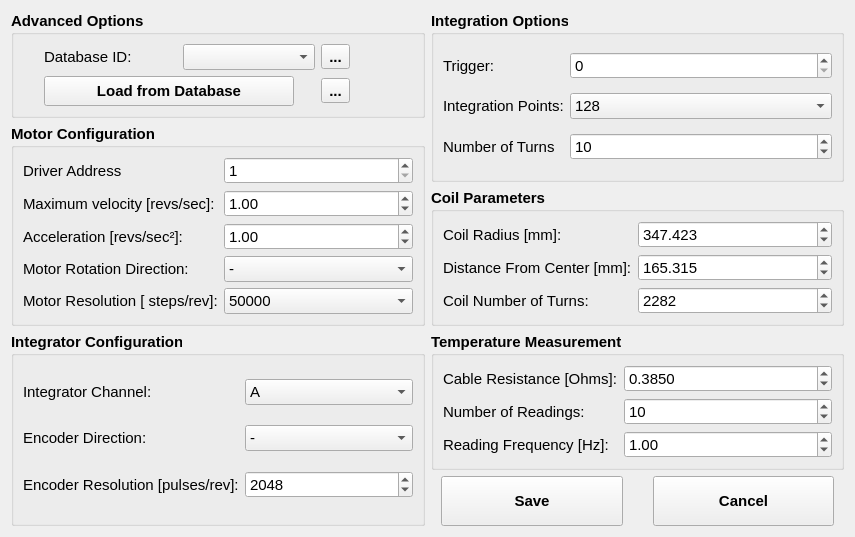
This is helmholtz/gui/ui/advancedoptionswidget.ui in lnls-ima/helmholtz-coil-control as Qt 5 draws it before an edit. The edited form follows.
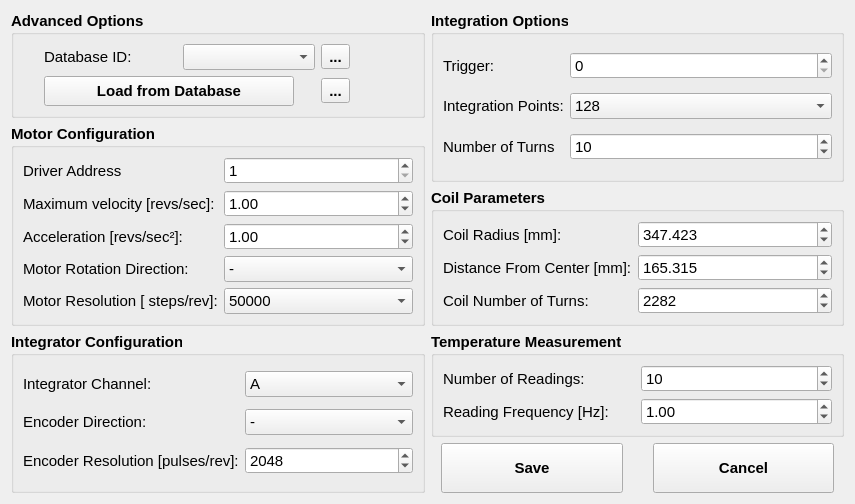
This is the edited form. Icons and pictures are not drawn.

Commit message: Adding comments in measurement widget and configure for pt100 temperature reading

The edit to the form file:
```diff
--- a/helmholtz/gui/ui/advancedoptionswidget.ui
+++ b/helmholtz/gui/ui/advancedoptionswidget.ui
@@ -736,45 +736,26 @@
       <string>Temperature Measurement</string>
      </property>
      <layout class="QGridLayout" name="gridLayout_3">
+      <item row="1" column="1">
+       <widget class="QDoubleSpinBox" name="sbd_temperature_reading_frequency">
+        <property name="font">
+         <font>
+          <weight>50</weight>
+          <bold>false</bold>
+         </font>
+        </property>
+        <property name="decimals">
+         <number>2</number>
+        </property>
+        <property name="maximum">
+         <double>50.000000000000000</double>
+        </property>
+        <property name="value">
+         <double>1.000000000000000</double>
+        </property>
+       </widget>
+      </item>
       <item row="0" column="0">
-       <widget class="QLabel" name="label_17">
-        <property name="sizePolicy">
-         <sizepolicy hsizetype="Maximum" vsizetype="Preferred">
-          <horstretch>0</horstretch>
-          <verstretch>0</verstretch>
-         </sizepolicy>
-        </property>
-        <property name="font">
-         <font>
-          <weight>50</weight>
-          <bold>false</bold>
-         </font>
-        </property>
-        <property name="text">
-         <string>Cable Resistance [Ohms]:</string>
-        </property>
-       </widget>
-      </item>
-      <item row="0" column="1">
-       <widget class="QDoubleSpinBox" name="sbd_temperature_cable_resistance">
-        <property name="font">
-         <font>
-          <weight>50</weight>
-          <bold>false</bold>
-         </font>
-        </property>
-        <property name="decimals">
-         <number>4</number>
-        </property>
-        <property name="maximum">
-         <double>10000.000000000000000</double>
-        </property>
-        <property name="value">
-         <double>0.385000000000000</double>
-        </property>
-       </widget>
-      </item>
-      <item row="1" column="0">
        <widget class="QLabel" name="label_19">
         <property name="font">
          <font>
@@ -787,7 +768,7 @@
         </property>
        </widget>
       </item>
-      <item row="1" column="1">
+      <item row="0" column="1">
        <widget class="QSpinBox" name="sb_temperature_nr_readings">
         <property name="font">
          <font>
@@ -800,7 +781,7 @@
         </property>
        </widget>
       </item>
-      <item row="2" column="0">
+      <item row="1" column="0">
        <widget class="QLabel" name="label_20">
         <property name="font">
          <font>
@@ -813,25 +794,6 @@
         </property>
        </widget>
       </item>
-      <item row="2" column="1">
-       <widget class="QDoubleSpinBox" name="sbd_temperature_reading_frequency">
-        <property name="font">
-         <font>
-          <weight>50</weight>
-          <bold>false</bold>
-         </font>
-        </property>
-        <property name="decimals">
-         <number>2</number>
-        </property>
-        <property name="maximum">
-         <double>50.000000000000000</double>
-        </property>
-        <property name="value">
-         <double>1.000000000000000</double>
-        </property>
-       </widget>
-      </item>
      </layout>
     </widget>
    </item>
```
The commit also changes 10 other files.
